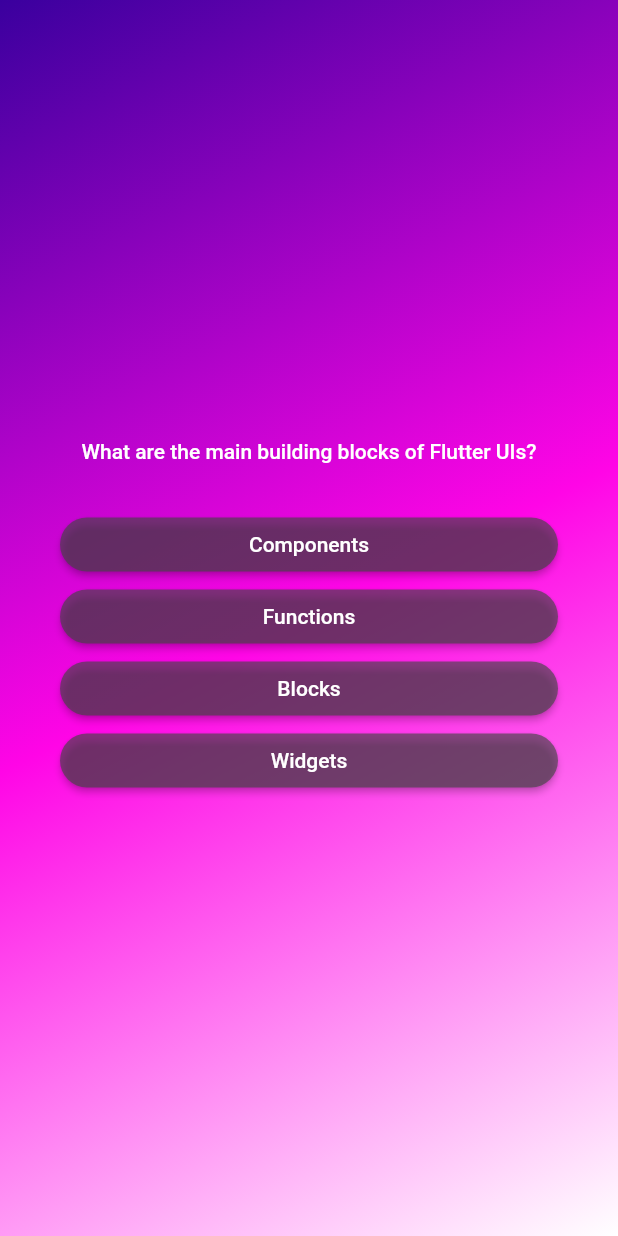
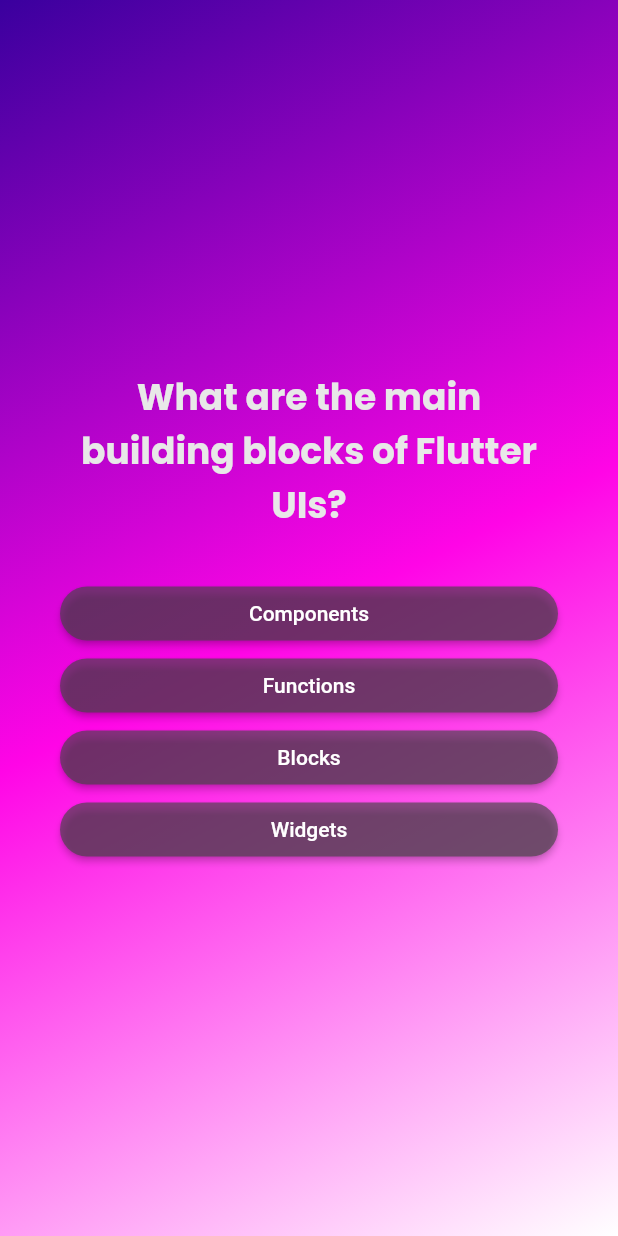
Before and after one commit to Sergio-Al/flutter-quiz-app, a Flutter app: the screen it shows after launch, after a tap on "Start Quiz", on a phone screen of 412 x 824 dp. Run offline on Flutter 3.47's test engine with Material 2 defaults, Android fonts, the phone set to English and light mode, and no system bars; our stand-ins replace google_fonts.

Commit message:
Adding third-party packages Google fonts
- We used flutter pub to add a new package called google fonts to our project

```diff
--- a/lib/questions_screen.dart
+++ b/lib/questions_screen.dart
@@ -1,4 +1,5 @@
 import 'package:flutter/material.dart';
+import 'package:google_fonts/google_fonts.dart';
 
 import 'package:advanced_basics/answer_button.dart';
 import 'package:advanced_basics/data/questions.dart';
@@ -35,8 +36,11 @@ class _QuestionScreenState extends State<QuestionScreen> {
           children: [
             Text(
               currentQuestion.text,
-              style: const TextStyle(
-                  color: Colors.white, fontWeight: FontWeight.w500),
+              style: GoogleFonts.poppins(
+                color: const Color.fromARGB(255, 232, 232, 232),
+                fontSize: 24,
+                fontWeight: FontWeight.w700,
+              ),
               textAlign: TextAlign.center,
             ),
             const SizedBox(
--- a/lib/start_screen.dart
+++ b/lib/start_screen.dart
@@ -1,4 +1,5 @@
 import "package:flutter/material.dart";
+import "package:google_fonts/google_fonts.dart";
 
 class StartScreen extends StatelessWidget {
   const StartScreen(this.startQuiz, {super.key});
@@ -26,9 +27,13 @@ class StartScreen extends StatelessWidget {
           const SizedBox(
             height: 80,
           ),
-          const Text(
+          Text(
             'Learn flutter the fun way!!!!',
-            style: TextStyle(color: Colors.black54, fontSize: 24),
+            style: GoogleFonts.poppins(
+              color: Colors.white,
+              fontSize: 24,
+              fontWeight: FontWeight.w600,
+            ),
           ),
           const SizedBox(
             height: 30,
--- a/pubspec.yaml
+++ b/pubspec.yaml
@@ -35,6 +35,7 @@ dependencies:
   # The following adds the Cupertino Icons font to your application.
   # Use with the CupertinoIcons class for iOS style icons.
   cupertino_icons: ^1.0.2
+  google_fonts: ^4.0.4
 
 dev_dependencies:
   flutter_test:
```
Also changed, not shown: pubspec.lock, 10 other files.
